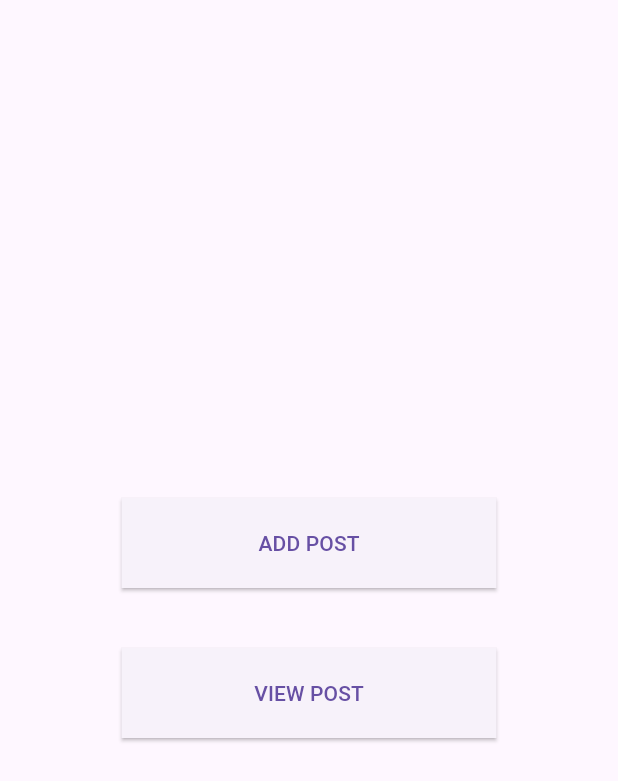
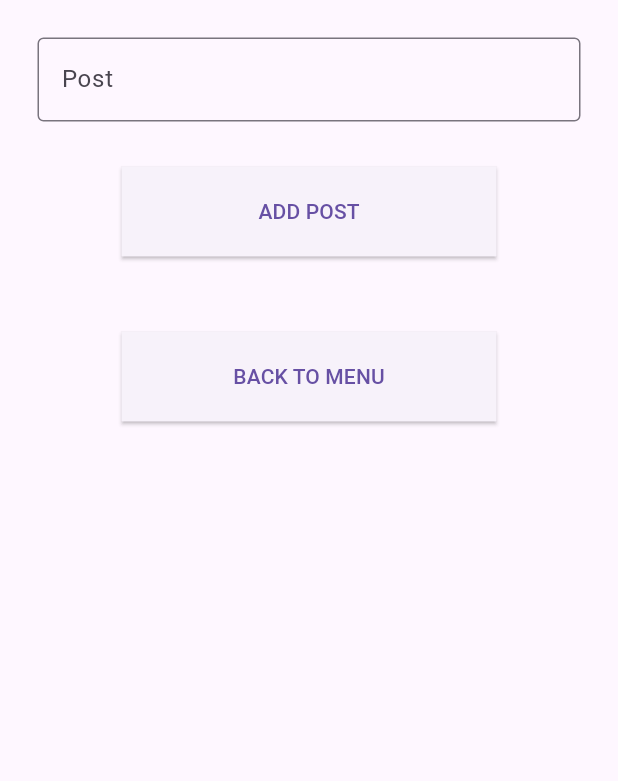
Before and after one commit to SKR276/blog-app-frontend, a Flutter app: the MenuPage screen opened directly, after a tap on "ADD POST", on a phone screen of 412 x 824 dp. Shown: the top 781 px of the screen. Run offline on Flutter 3.47's test engine with Material 3 defaults, Android fonts, the phone set to English and light mode, and no system bars; our stand-ins replace shared_preferences; accounts and stored records are empty; network calls fail.

Commit message:
post added

```diff
--- /dev/null
+++ b/lib/pages/addPost.dart
@@ -0,0 +1,80 @@
+import 'package:blogapp/services/postServices.dart';
+import 'package:flutter/material.dart';
+import 'package:shared_preferences/shared_preferences.dart';
+
+class AddPost extends StatefulWidget {
+  const AddPost({super.key});
+
+  @override
+  State<AddPost> createState() => _AddPostState();
+}
+
+class _AddPostState extends State<AddPost> {
+  @override
+  Widget build(BuildContext context) {
+    String getPost="";
+    TextEditingController post=new TextEditingController();
+
+    void SendPost() async{
+      SharedPreferences preferences=await SharedPreferences.getInstance();
+      String userId=preferences.getString("userId")??"";
+      print(post.text);
+
+      final response=await PostApiService().sendPostData(
+          userId,
+          post.text);
+      if(response["status"]=="success")
+        {
+          print("post add");
+        }
+      else
+        {
+          print("error");
+        }
+    }
+    return Scaffold(
+      body: Container(
+        padding: EdgeInsets.all(25),
+        child: Column(
+          children: [
+            TextField(
+              controller: post,
+              decoration: InputDecoration(
+                labelText: "Post",
+                border: OutlineInputBorder()
+              ),
+            ),
+            SizedBox(height: 30,),
+            SizedBox(
+              height: 60,
+              width: 250,
+              child: ElevatedButton(
+                style: ElevatedButton.styleFrom(
+                  shape: RoundedRectangleBorder(
+                    borderRadius: BorderRadius.zero
+                  )
+                ),
+                onPressed: SendPost,
+              child: Text("ADD POST"),),
+            ),
+            SizedBox(height: 50,),
+            SizedBox(
+              height: 60,
+              width: 250,
+              child: ElevatedButton(
+                style: ElevatedButton.styleFrom(
+                  shape: RoundedRectangleBorder(
+                    borderRadius: BorderRadius.zero
+                  )
+                ),
+                onPressed: (){
+                Navigator.pop(context);
+              },
+              child: Text("BACK TO MENU"),),
+            )
+          ],
+        ),
+      ),
+    );
+  }
+}
--- a/lib/pages/login.dart
+++ b/lib/pages/login.dart
@@ -62,6 +62,7 @@ class _LoginPageState extends State<LoginPage> {
             SizedBox(height: 20,),
             TextField(
               controller: password,
+              obscureText: true,
               decoration: InputDecoration(
                 labelText: "Password",
                 border: OutlineInputBorder()
--- a/lib/pages/menu.dart
+++ b/lib/pages/menu.dart
@@ -1,3 +1,4 @@
+import 'package:blogapp/pages/addPost.dart';
 import 'package:flutter/material.dart';
 
 class MenuPage extends StatefulWidget {
@@ -26,7 +27,9 @@ class _MenuPageState extends State<MenuPage> {
                   )
                 ),
                 onPressed: (){
-
+                  Navigator.push(context, MaterialPageRoute(builder:
+                  (context)=>AddPost()
+                  ));
               },
               child: Text("ADD POST"),),
             ),
@@ -43,7 +46,7 @@ class _MenuPageState extends State<MenuPage> {
                 onPressed: (){
 
               },
-              child: Text("VIEW POST"),),
+              child: Text("VIEW ALL POST"),),
             )
           ],
         ),
```
Also changed, not shown: lib/models/postModel.dart (added, +29 -0 lines), lib/services/postServices.dart (added, +27 -0 lines).
